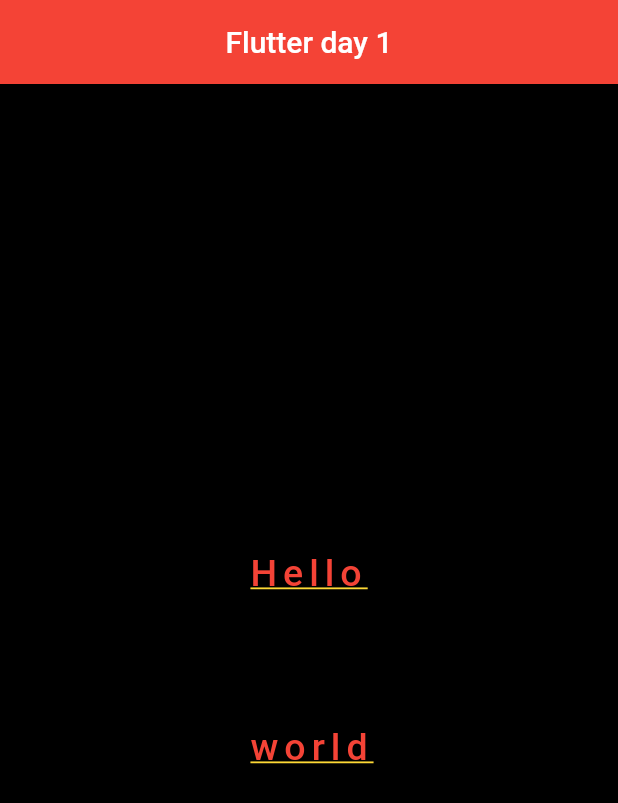
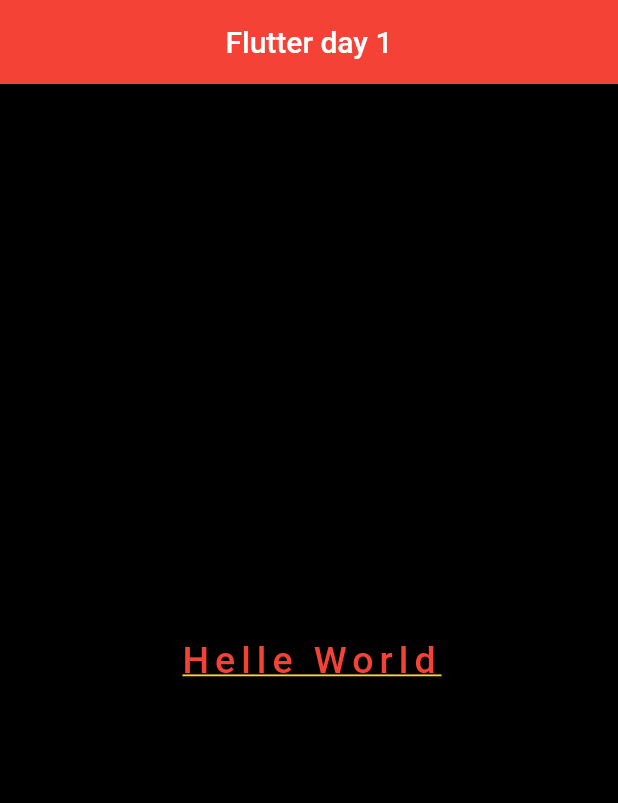
Before and after one commit to raiyaniansh/cf-p1, a Flutter app: the screen it shows after launch, on a phone screen of 412 x 824 dp. Shown: the top 803 px of the screen. Run offline on Flutter 3.47's test engine with Material 2 defaults, Android fonts, the phone set to English and light mode, and no system bars.

Commit message:
29/11/2022

```diff
--- a/lib/main.dart
+++ b/lib/main.dart
@@ -13,7 +13,7 @@
         ),
         body: Center(
           child: Text(
-              "Hello\n\n\n\nworld",
+              "Helle World",
           style: TextStyle(fontSize: 25,color: Colors.red,fontWeight: FontWeight.w500,letterSpacing: 4,decoration: TextDecoration.underline,decorationColor: Colors.yellow[600]),
         ),
       ),
```
